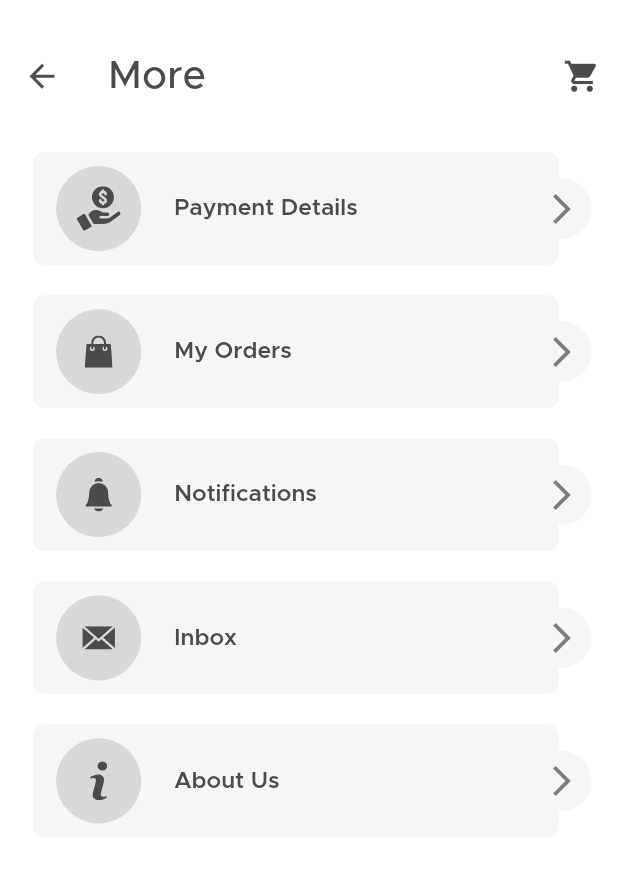
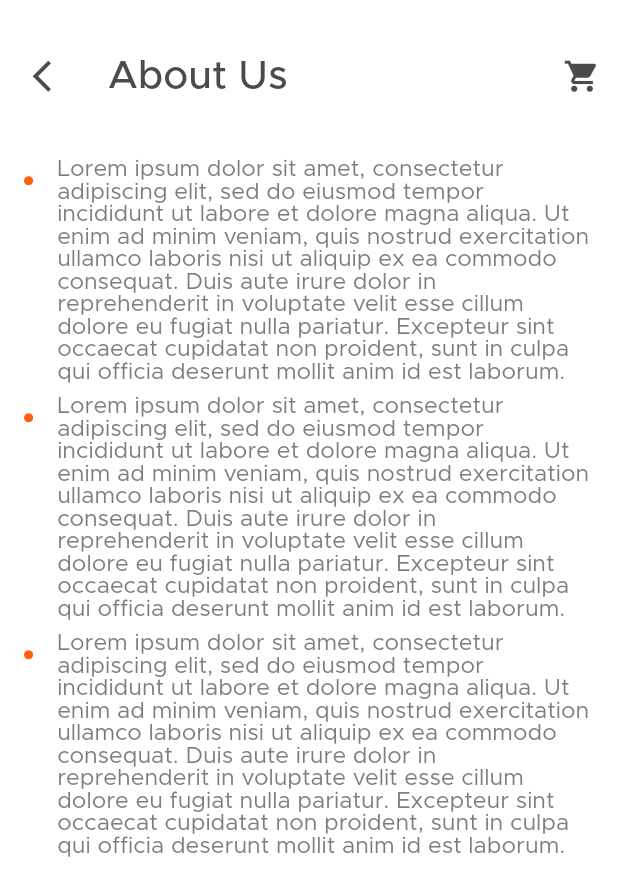
Before and after one commit to zaynrix/Food-Meal-Monkey, a Flutter app: the MorePage screen opened directly, after a tap on "About Us", on a phone screen of 412 x 824 dp. Shown: the top 896 px of the screen. Run offline on Flutter 3.47's test engine with Material 2 defaults, Android fonts, the light colour scheme and no system bars; our stand-ins replace firebase_core, flutter_rating_bar, flutter_screenutil, flutter_svg, pinput; missing offline and left inert: flutter_slider_indicator; accounts and stored records are empty.

Commit message:
add aboutAs Page

```diff
--- a/lib/routing/router.dart
+++ b/lib/routing/router.dart
@@ -12,6 +12,7 @@ class RouteGenerator {
   static const String newPasswordPage = '/newPasswordPage';
   static const String mainPage = '/mainPage';
   static const String dessertsPage = '/dessertsPage';
+  static const String aboutAsPage = '/aboutAsPage';
 
 
   RouteGenerator._();
--- a/lib/routing/routes.dart
+++ b/lib/routing/routes.dart
@@ -29,7 +29,8 @@ class RoutsGenerate{
         return MaterialPageRoute(builder: (_) => const MainPage());
       case RouteGenerator.dessertsPage:
         return MaterialPageRoute(builder: (_) => DessertsPage());
-
+      case RouteGenerator.aboutAsPage:
+        return MaterialPageRoute(builder: (_) => const AboutAsPage());
         default:
         throw const FormatException("Route not found");
     }
--- /dev/null
+++ b/lib/ui/pages/entry/more_pages/about_as_page.dart
@@ -0,0 +1,55 @@
+part of pages;
+
+class AboutAsPage extends StatelessWidget {
+  const AboutAsPage({Key? key}) : super(key: key);
+
+  @override
+  Widget build(BuildContext context) {
+    final TextStyle? textStyle = Theme.of(context).textTheme.labelMedium;
+    return Scaffold(
+      appBar: AppBar(
+        title: const Text("About Us"),
+        leading: IconButton(onPressed: (){ServiceNavigation.serviceNavi.back();}, icon: Icon(Icons.arrow_back_ios_new_outlined)),
+        actions: [IconButton(onPressed: () {}, icon: const Icon(Icons.shopping_cart)),],
+      ),
+      body: Column(
+        children: [
+          ListTile(
+            minLeadingWidth: 5.w,
+            leading: CircleAvatar(
+              backgroundColor: orangeColor,
+              radius: 3.r,
+            ),
+            title: Text(
+              'Lorem ipsum dolor sit amet, consectetur adipiscing elit, sed do eiusmod tempor incididunt ut labore et dolore magna aliqua. Ut enim ad minim veniam, quis nostrud exercitation ullamco laboris nisi ut aliquip ex ea commodo consequat. Duis aute irure dolor in reprehenderit in voluptate velit esse cillum dolore eu fugiat nulla pariatur. Excepteur sint occaecat cupidatat non proident, sunt in culpa qui officia deserunt mollit anim id est laborum.',
+              style: textStyle,
+            ),
+          ),
+          ListTile(
+            minLeadingWidth: 5.w,
+            leading: CircleAvatar(
+              backgroundColor: orangeColor,
+              radius: 3.r,
+            ),
+            title: Text(
+              'Lorem ipsum dolor sit amet, consectetur adipiscing elit, sed do eiusmod tempor incididunt ut labore et dolore magna aliqua. Ut enim ad minim veniam, quis nostrud exercitation ullamco laboris nisi ut aliquip ex ea commodo consequat. Duis aute irure dolor in reprehenderit in voluptate velit esse cillum dolore eu fugiat nulla pariatur. Excepteur sint occaecat cupidatat non proident, sunt in culpa qui officia deserunt mollit anim id est laborum.',
+              style: textStyle,
+            ),
+          ),
+          ListTile(
+            minLeadingWidth: 5.w,
+            leading: CircleAvatar(
+              backgroundColor: orangeColor,
+              radius: 3.r,
+            ),
+            title: Text(
+              'Lorem ipsum dolor sit amet, consectetur adipiscing elit, sed do eiusmod tempor incididunt ut labore et dolore magna aliqua. Ut enim ad minim veniam, quis nostrud exercitation ullamco laboris nisi ut aliquip ex ea commodo consequat. Duis aute irure dolor in reprehenderit in voluptate velit esse cillum dolore eu fugiat nulla pariatur. Excepteur sint occaecat cupidatat non proident, sunt in culpa qui officia deserunt mollit anim id est laborum.',
+              style: textStyle,
+              // textAlign: TextAlignVertical.top,
+            ),
+          )
+        ],
+      ),
+    );
+  }
+}
--- a/lib/ui/pages/entry/more/main_more_page.dart
+++ b/lib/ui/pages/entry/more_pages/main_more_page.dart
@@ -29,7 +29,7 @@ class _MorePageState extends State<MorePage> {
             vSpace20,
             MoreTile(title: 'Inbox', iconPath: IconAssets.inboxIcon, onTap: () {},),
             vSpace20,
-            MoreTile(title: 'About Us', iconPath: IconAssets.aboutAsIcon, onTap: () {},),
+            MoreTile(title: 'About Us', iconPath: IconAssets.aboutAsIcon, onTap: () {ServiceNavigation.serviceNavi.pushNamedWidget(RouteGenerator.aboutAsPage);},),
           ],
         ),
       ),
```
Also changed, not shown: lib/ui/pages/pages.dart (+11 -11 lines), lib/ui/pages/entry/auth_pages/login_page.dart (renamed from lib/ui/pages/entry/auth/login_page.dart), lib/ui/pages/entry/auth_pages/mobile_otp_page.dart (renamed from lib/ui/pages/entry/auth/mobile_otp_page.dart), lib/ui/pages/entry/auth_pages/new_password_page.dart (renamed from lib/ui/pages/entry/auth/new_password_page.dart), lib/ui/pages/entry/auth_pages/reset_password_screen.dart (renamed from lib/ui/pages/entry/auth/reset_password_screen.dart), lib/ui/pages/entry/auth_pages/sign_up_screen.dart (renamed from lib/ui/pages/entry/auth/sign_up_screen.dart), lib/ui/pages/entry/home_pages/home_page.dart (renamed from lib/ui/pages/entry/home/home_page.dart), lib/ui/pages/entry/home_pages/main_page.dart (renamed from lib/ui/pages/entry/home/main_page.dart), lib/ui/pages/entry/menu_pages/desserts_page.dart (renamed from lib/ui/pages/entry/menu/desserts_page.dart), lib/ui/pages/entry/menu_pages/menu_page.dart (renamed from lib/ui/pages/entry/menu/menu_page.dart).
